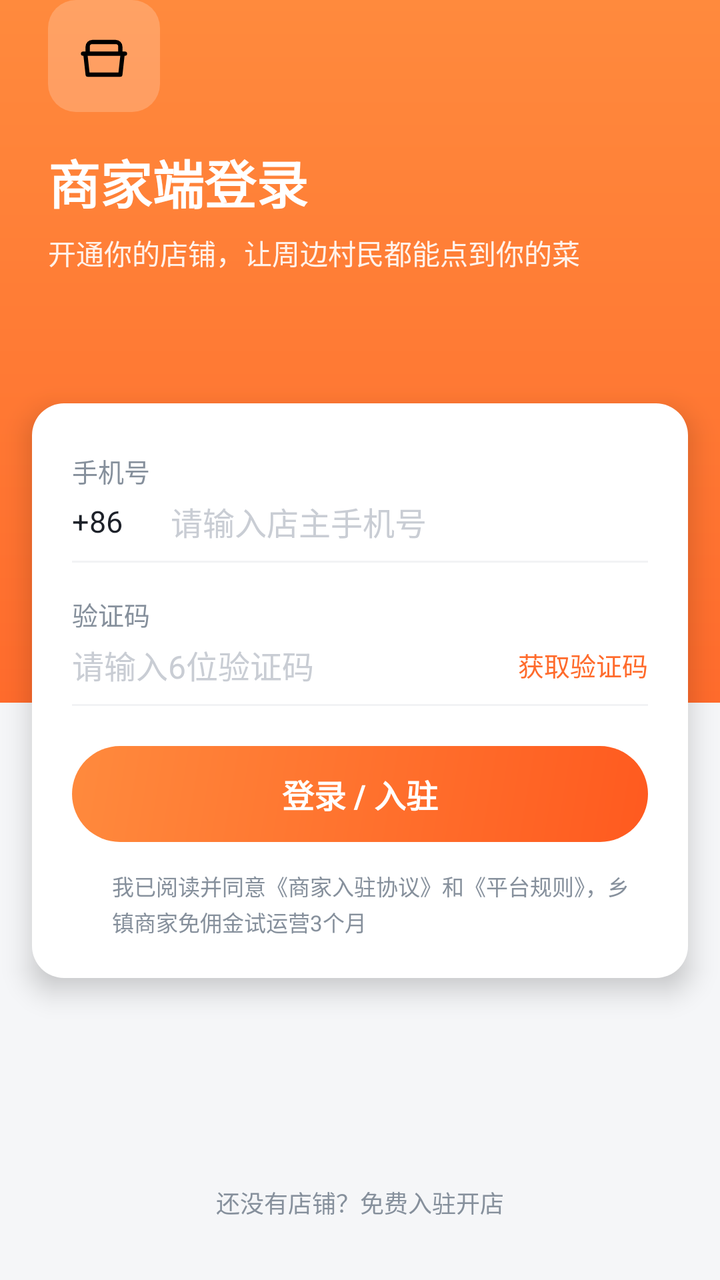
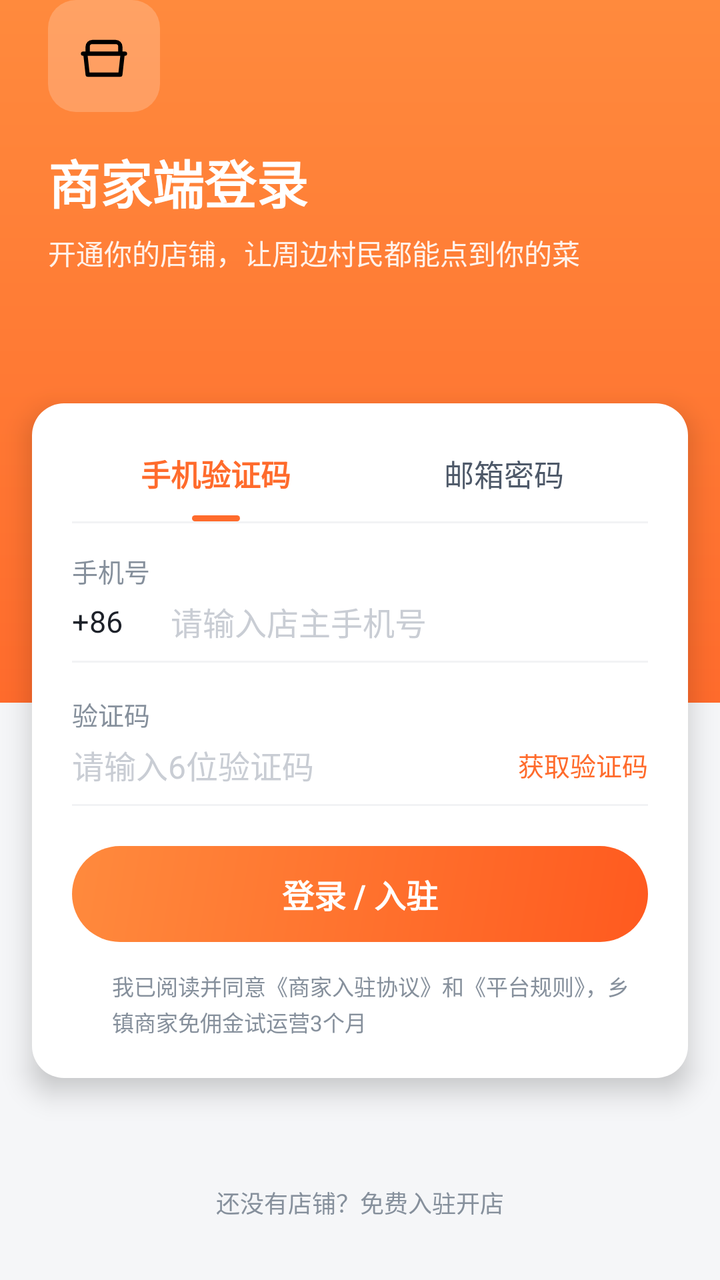

Two renders of the same Android screen: before a commit and after it. Below are the layout's source before the change and the commit's diff.
<!-- AndroidManifest.xml: activity theme Theme.DawnStore -->
<!-- res/layout/activity_login.xml -->
<?xml version="1.0" encoding="utf-8"?>
<androidx.constraintlayout.widget.ConstraintLayout xmlns:android="http://schemas.android.com/apk/res/android"
    xmlns:app="http://schemas.android.com/apk/res-auto"
    android:layout_width="match_parent"
    android:layout_height="match_parent"
    android:background="@color/bg">

    
    <View
        android:id="@+id/gradBg"
        android:layout_width="0dp"
        android:layout_height="0dp"
        android:background="@drawable/bg_top_grad"
        app:layout_constraintTop_toTopOf="parent"
        app:layout_constraintBottom_toTopOf="@id/bottomAnchor"
        app:layout_constraintStart_toStartOf="parent"
        app:layout_constraintEnd_toEndOf="parent" />

    <Space
        android:id="@+id/bottomAnchor"
        android:layout_width="0dp"
        android:layout_height="1dp"
        app:layout_constraintTop_toTopOf="parent"
        app:layout_constraintBottom_toBottomOf="parent"
        app:layout_constraintStart_toStartOf="parent"
        app:layout_constraintEnd_toEndOf="parent"
        app:layout_constraintVertical_bias="0.55" />

    
    <LinearLayout
        android:id="@+id/headerBox"
        android:layout_width="0dp"
        android:layout_height="wrap_content"
        android:orientation="vertical"
        android:paddingLeft="24dp"
        android:paddingRight="24dp"
        android:paddingBottom="30dp"
        app:layout_constraintTop_toTopOf="@id/gradBg"
        app:layout_constraintStart_toStartOf="parent"
        app:layout_constraintEnd_toEndOf="parent">

        <FrameLayout
            android:id="@+id/logo"
            android:layout_width="56dp"
            android:layout_height="56dp"
            android:background="@drawable/bg_logo">

            <ImageView
                android:layout_width="28dp"
                android:layout_height="28dp"
                android:layout_gravity="center"
                android:importantForAccessibility="no"
                android:src="@drawable/ic_shop"
                app:tint="@color/white" />
        </FrameLayout>

        <TextView
            android:id="@+id/title"
            android:layout_width="wrap_content"
            android:layout_height="wrap_content"
            android:layout_marginTop="16dp"
            android:text="商家端登录"
            android:textColor="@color/white"
            android:textSize="26sp"
            android:textStyle="bold" />

        <TextView
            android:id="@+id/subtitle"
            android:layout_width="wrap_content"
            android:layout_height="wrap_content"
            android:layout_marginTop="6dp"
            android:alpha="0.9"
            android:text="开通你的店铺，让周边村民都能点到你的菜"
            android:textColor="@color/white"
            android:textSize="14sp" />
    </LinearLayout>

    
    <LinearLayout
        android:id="@+id/formCard"
        android:layout_width="0dp"
        android:layout_height="wrap_content"
        android:layout_marginLeft="16dp"
        android:layout_marginRight="16dp"
        android:layout_marginTop="-150dp"
        android:background="@drawable/bg_card_white_16"
        android:elevation="8dp"
        android:orientation="vertical"
        android:paddingLeft="20dp"
        android:paddingRight="20dp"
        android:paddingTop="24dp"
        android:paddingBottom="20dp"
        app:layout_constraintTop_toBottomOf="@id/gradBg"
        app:layout_constraintStart_toStartOf="parent"
        app:layout_constraintEnd_toEndOf="parent">

        <TextView
            android:layout_width="wrap_content"
            android:layout_height="wrap_content"
            android:text="手机号"
            android:textColor="@color/text_tertiary"
            android:textSize="13sp" />

        <LinearLayout
            android:layout_width="match_parent"
            android:layout_height="wrap_content"
            android:layout_marginTop="4dp"
            android:gravity="center_vertical"
            android:orientation="horizontal">

            <TextView
                android:id="@+id/prefix"
                android:layout_width="wrap_content"
                android:layout_height="wrap_content"
                android:layout_marginRight="12dp"
                android:paddingRight="12dp"
                android:text="+86"
                android:textColor="@color/text_primary"
                android:textSize="15sp" />

            <EditText
                android:id="@+id/phoneInput"
                android:layout_width="0dp"
                android:layout_height="wrap_content"
                android:layout_weight="1"
                android:background="@null"
                android:hint="请输入店主手机号"
                android:importantForAutofill="no"
                android:inputType="phone"
                android:maxLength="13"
                android:textColor="@color/text_primary"
                android:textColorHint="@color/text_faint"
                android:textSize="16sp" />
        </LinearLayout>

        <View
            android:layout_width="match_parent"
            android:layout_height="1dp"
            android:layout_marginTop="8dp"
            android:background="@color/divider" />

        <TextView
            android:layout_width="wrap_content"
            android:layout_height="wrap_content"
            android:layout_marginTop="16dp"
            android:text="验证码"
            android:textColor="@color/text_tertiary"
            android:textSize="13sp" />

        <LinearLayout
            android:layout_width="match_parent"
            android:layout_height="wrap_content"
            android:layout_marginTop="4dp"
            android:gravity="center_vertical"
            android:orientation="horizontal">

            <EditText
                android:id="@+id/codeInput"
                android:layout_width="0dp"
                android:layout_height="wrap_content"
                android:layout_weight="1"
                android:background="@null"
                android:hint="请输入6位验证码"
                android:importantForAutofill="no"
                android:inputType="number"
                android:maxLength="6"
                android:textColor="@color/text_primary"
                android:textColorHint="@color/text_faint"
                android:textSize="16sp" />

            <TextView
                android:id="@+id/getCode"
                android:layout_width="wrap_content"
                android:layout_height="wrap_content"
                android:paddingLeft="8dp"
                android:text="获取验证码"
                android:textColor="@color/primary"
                android:textSize="13sp" />
        </LinearLayout>

        <View
            android:layout_width="match_parent"
            android:layout_height="1dp"
            android:layout_marginTop="8dp"
            android:background="@color/divider" />

        <TextView
            android:id="@+id/submitBtn"
            android:layout_width="match_parent"
            android:layout_height="48dp"
            android:layout_marginTop="20dp"
            android:background="@drawable/bg_btn_grad"
            android:gravity="center"
            android:text="登录 / 入驻"
            android:textColor="@color/white"
            android:textSize="16sp"
            android:textStyle="bold" />

        <LinearLayout
            android:layout_width="match_parent"
            android:layout_height="wrap_content"
            android:layout_marginTop="14dp"
            android:gravity="center_vertical"
            android:orientation="horizontal">

            <FrameLayout
                android:id="@+id/agreementCheck"
                android:layout_width="14dp"
                android:layout_height="14dp"
                android:background="@drawable/bg_switch_thumb">

                <ImageView
                    android:id="@+id/agreementCheckIcon"
                    android:layout_width="10dp"
                    android:layout_height="10dp"
                    android:layout_gravity="center"
                    android:importantForAccessibility="no"
                    android:src="@drawable/ic_check_small" />
            </FrameLayout>

            <TextView
                android:layout_width="0dp"
                android:layout_height="wrap_content"
                android:layout_marginLeft="6dp"
                android:layout_weight="1"
                android:lineSpacingExtra="2dp"
                android:text="我已阅读并同意《商家入驻协议》和《平台规则》，乡镇商家免佣金试运营3个月"
                android:textColor="@color/text_tertiary"
                android:textSize="11sp" />
        </LinearLayout>
    </LinearLayout>

    
    <TextView
        android:id="@+id/footerTip"
        android:layout_width="wrap_content"
        android:layout_height="wrap_content"
        android:paddingBottom="30dp"
        android:text="还没有店铺？免费入驻开店"
        android:textColor="@color/text_tertiary"
        android:textSize="12sp"
        app:layout_constraintBottom_toBottomOf="parent"
        app:layout_constraintEnd_toEndOf="parent"
        app:layout_constraintStart_toStartOf="parent" />
</androidx.constraintlayout.widget.ConstraintLayout>
<!-- resources referenced by this layout -->
<resources>
  <color name="bg">#F5F6F8</color>
  <color name="divider">#F2F3F5</color>
  <color name="primary">#FF6B2C</color>
  <color name="text_faint">#C9CDD4</color>
  <color name="text_primary">#1D2129</color>
  <color name="text_tertiary">#86909C</color>
  <color name="white">#FFFFFF</color>
  <!-- drawable bg_btn_grad (drawable) -->
  <?xml version="1.0" encoding="utf-8"?>
  <shape xmlns:android="http://schemas.android.com/apk/res/android">
      <corners android:radius="24dp" />
      <gradient
          android:angle="315"
          android:startColor="#FF8A3D"
          android:endColor="#FF5A1F" />
  </shape>
  <!-- drawable bg_card_white_16 (drawable) -->
  <?xml version="1.0" encoding="utf-8"?>
  <shape xmlns:android="http://schemas.android.com/apk/res/android">
      <solid android:color="@color/white" />
      <corners android:radius="16dp" />
  </shape>
  <!-- drawable bg_logo (drawable) -->
  <?xml version="1.0" encoding="utf-8"?>
  <shape xmlns:android="http://schemas.android.com/apk/res/android">
      <solid android:color="#33FFFFFF" />
      <corners android:radius="14dp" />
  </shape>
  <!-- drawable bg_switch_thumb (drawable) -->
  <?xml version="1.0" encoding="utf-8"?>
  <shape xmlns:android="http://schemas.android.com/apk/res/android"
      android:shape="oval">
      <solid android:color="@color/white" />
  </shape>
  <!-- drawable bg_top_grad (drawable) -->
  <?xml version="1.0" encoding="utf-8"?>
  <shape xmlns:android="http://schemas.android.com/apk/res/android">
      <gradient
          android:angle="270"
          android:startColor="#FF8A3D"
          android:endColor="#FF6B2C" />
  </shape>
  <!-- drawable ic_check_small (drawable) -->
  <?xml version="1.0" encoding="utf-8"?>
  <vector xmlns:android="http://schemas.android.com/apk/res/android"
      android:width="24dp" android:height="24dp"
      android:viewportWidth="24" android:viewportHeight="24">
      <path
          android:fillColor="@android:color/transparent"
          android:strokeColor="#FFFFFF"
          android:strokeWidth="3"
          android:strokeLineCap="round"
          android:strokeLineJoin="round"
          android:pathData="M20 6L9 17l-5-5" />
  </vector>
  <!-- drawable ic_shop (drawable) -->
  <?xml version="1.0" encoding="utf-8"?>
  <vector xmlns:android="http://schemas.android.com/apk/res/android"
      android:width="24dp" android:height="24dp"
      android:viewportWidth="24" android:viewportHeight="24">
      <path
          android:fillColor="@android:color/transparent"
          android:strokeColor="#FF000000"
          android:strokeWidth="1.8"
          android:strokeLineCap="round"
          android:strokeLineJoin="round"
          android:pathData="M3 11h18M5 11V8a2 2 0 0 1 2-2h10a2 2 0 0 1 2 2v3M4 11l1 9h14l1-9" />
  </vector>
  <style name="Theme.DawnStore" parent="Theme.AppCompat.Light.NoActionBar">
          <item name="android:windowBackground">@color/bg</item>
          <item name="android:statusBarColor">@android:color/transparent</item>
          <item name="android:navigationBarColor">@color/white</item>
          <item name="android:windowLightStatusBar">false</item>
          <item name="colorPrimary">@color/primary</item>
          <item name="colorPrimaryDark">@color/primary_deep</item>
          <item name="colorAccent">@color/primary</item>
          <item name="android:textColorPrimary">@color/text_primary</item>
          <item name="android:textColorSecondary">@color/text_secondary</item>
      </style>
  <color name="primary_deep">#FF5A1F</color>
  <color name="text_secondary">#4E5969</color>
</resources>

<!-- the commit's change to res/layout/activity_login.xml (unified diff, before → after) -->
@@ -88,101 +88,269 @@
         android:orientation="vertical"
         android:paddingLeft="20dp"
         android:paddingRight="20dp"
-        android:paddingTop="24dp"
+        android:paddingTop="16dp"
         android:paddingBottom="20dp"
         app:layout_constraintTop_toBottomOf="@id/gradBg"
         app:layout_constraintStart_toStartOf="parent"
         app:layout_constraintEnd_toEndOf="parent">
 
-        <TextView
-            android:layout_width="wrap_content"
-            android:layout_height="wrap_content"
-            android:text="手机号"
-            android:textColor="@color/text_tertiary"
-            android:textSize="13sp" />
-
+        
         <LinearLayout
-            android:layout_width="match_parent"
-            android:layout_height="wrap_content"
-            android:layout_marginTop="4dp"
-            android:gravity="center_vertical"
+            android:id="@+id/loginTabs"
+            android:layout_width="match_parent"
+            android:layout_height="wrap_content"
             android:orientation="horizontal">
 
-            <TextView
-                android:id="@+id/prefix"
+            <LinearLayout
+                android:id="@+id/tabPhone"
+                android:layout_width="0dp"
+                android:layout_height="wrap_content"
+                android:layout_weight="1"
+                android:clickable="true"
+                android:focusable="true"
+                android:gravity="center_horizontal"
+                android:orientation="vertical">
+
+                <TextView
+                    android:id="@+id/tabPhoneText"
+                    android:layout_width="wrap_content"
+                    android:layout_height="wrap_content"
+                    android:paddingTop="8dp"
+                    android:paddingBottom="10dp"
+                    android:text="手机验证码"
+                    android:textColor="@color/primary"
+                    android:textSize="15sp"
+                    android:textStyle="bold" />
+
+                <View
+                    android:id="@+id/tabPhoneLine"
+                    android:layout_width="24dp"
+                    android:layout_height="3dp"
+                    android:background="@drawable/bg_btn_primary_22" />
+            </LinearLayout>
+
+            <LinearLayout
+                android:id="@+id/tabEmail"
+                android:layout_width="0dp"
+                android:layout_height="wrap_content"
+                android:layout_weight="1"
+                android:clickable="true"
+                android:focusable="true"
+                android:gravity="center_horizontal"
+                android:orientation="vertical">
+
+                <TextView
+                    android:id="@+id/tabEmailText"
+                    android:layout_width="wrap_content"
+                    android:layout_height="wrap_content"
+                    android:paddingTop="8dp"
+                    android:paddingBottom="10dp"
+                    android:text="邮箱密码"
+                    android:textColor="@color/text_secondary"
+                    android:textSize="15sp" />
+
+                <View
+                    android:id="@+id/tabEmailLine"
+                    android:layout_width="24dp"
+                    android:layout_height="3dp"
+                    android:background="@drawable/bg_btn_primary_22"
+                    android:visibility="invisible" />
+            </LinearLayout>
+        </LinearLayout>
+
+        <View
+            android:layout_width="match_parent"
+            android:layout_height="1dp"
+            android:layout_marginBottom="14dp"
+            android:background="@color/divider" />
+
+        
+        <LinearLayout
+            android:id="@+id/phoneGroup"
+            android:layout_width="match_parent"
+            android:layout_height="wrap_content"
+            android:orientation="vertical">
+
+            <TextView
                 android:layout_width="wrap_content"
                 android:layout_height="wrap_content"
-                android:layout_marginRight="12dp"
-                android:paddingRight="12dp"
-                android:text="+86"
-                android:textColor="@color/text_primary"
-                android:textSize="15sp" />
+                android:text="手机号"
+                android:textColor="@color/text_tertiary"
+                android:textSize="13sp" />
+
+            <LinearLayout
+                android:layout_width="match_parent"
+                android:layout_height="wrap_content"
+                android:layout_marginTop="4dp"
+                android:gravity="center_vertical"
+                android:orientation="horizontal">
+
+                <TextView
+                    android:id="@+id/prefix"
+                    android:layout_width="wrap_content"
+                    android:layout_height="wrap_content"
+                    android:layout_marginRight="12dp"
+                    android:paddingRight="12dp"
+                    android:text="+86"
+                    android:textColor="@color/text_primary"
+                    android:textSize="15sp" />
+
+                <EditText
+                    android:id="@+id/phoneInput"
+                    android:layout_width="0dp"
+                    android:layout_height="wrap_content"
+                    android:layout_weight="1"
+                    android:background="@null"
+                    android:hint="请输入店主手机号"
+                    android:importantForAutofill="no"
+                    android:inputType="phone"
+                    android:maxLength="13"
+                    android:textColor="@color/text_primary"
+                    android:textColorHint="@color/text_faint"
+                    android:textSize="16sp" />
+            </LinearLayout>
+
+            <View
+                android:layout_width="match_parent"
+                android:layout_height="1dp"
+                android:layout_marginTop="8dp"
+                android:background="@color/divider" />
+
+            <TextView
+                android:layout_width="wrap_content"
+                android:layout_height="wrap_content"
+                android:layout_marginTop="16dp"
+                android:text="验证码"
+                android:textColor="@color/text_tertiary"
+                android:textSize="13sp" />
+
+            <LinearLayout
+                android:layout_width="match_parent"
+                android:layout_height="wrap_content"
+                android:layout_marginTop="4dp"
+                android:gravity="center_vertical"
+                android:orientation="horizontal">
+
+                <EditText
+                    android:id="@+id/codeInput"
+                    android:layout_width="0dp"
+                    android:layout_height="wrap_content"
+                    android:layout_weight="1"
+                    android:background="@null"
+                    android:hint="请输入6位验证码"
+                    android:importantForAutofill="no"
+                    android:inputType="number"
+                    android:maxLength="6"
+                    android:textColor="@color/text_primary"
+                    android:textColorHint="@color/text_faint"
+                    android:textSize="16sp" />
+
+                <TextView
+                    android:id="@+id/getCode"
+                    android:layout_width="wrap_content"
+                    android:layout_height="wrap_content"
+                    android:paddingLeft="8dp"
+                    android:text="获取验证码"
+                    android:textColor="@color/primary"
+                    android:textSize="13sp" />
+            </LinearLayout>
+
+            <View
+                android:layout_width="match_parent"
+                android:layout_height="1dp"
+                android:layout_marginTop="8dp"
+                android:background="@color/divider" />
+        </LinearLayout>
+
+        
+        <LinearLayout
+            android:id="@+id/emailGroup"
+            android:layout_width="match_parent"
+            android:layout_height="wrap_content"
+            android:orientation="vertical"
+            android:visibility="gone">
+
+            <TextView
+                android:layout_width="wrap_content"
+                android:layout_height="wrap_content"
+                android:text="商家账号"
+                android:textColor="@color/text_tertiary"
+                android:textSize="13sp" />
 
             <EditText
-                android:id="@+id/phoneInput"
-                android:layout_width="0dp"
-                android:layout_height="wrap_content"
-                android:layout_weight="1"
+                android:id="@+id/emailInput"
+                android:layout_width="match_parent"
+                android:layout_height="wrap_content"
+                android:layout_marginTop="4dp"
                 android:background="@null"
-                android:hint="请输入店主手机号"
+                android:hint="邮箱 / 手机号"
                 android:importantForAutofill="no"
-                android:inputType="phone"
-                android:maxLength="13"
+                android:inputType="textEmailAddress"
+                android:paddingTop="6dp"
+                android:paddingBottom="10dp"
                 android:textColor="@color/text_primary"
                 android:textColorHint="@color/text_faint"
                 android:textSize="16sp" />
+
+            <View
+                android:layout_width="match_parent"
+                android:layout_height="1dp"
+                android:background="@color/divider" />
+
+            <TextView
+                android:layout_width="wrap_content"
+                android:layout_height="wrap_content"
+                android:layout_marginTop="16dp"
+                android:text="密码"
+                android:textColor="@color/text_tertiary"
+                android:textSize="13sp" />
+
+            <LinearLayout
+                android:layout_width="match_parent"
+                android:layout_height="wrap_content"
+                android:layout_marginTop="4dp"
+                android:gravity="center_vertical"
+                android:orientation="horizontal">
+
+                <EditText
+                    android:id="@+id/passwordInput"
+                    android:layout_width="0dp"
+                    android:layout_height="wrap_content"
+                    android:layout_weight="1"
+                    android:background="@null"
+                    android:hint="请输入登录密码"
+                    android:importantForAutofill="no"
+                    android:inputType="textPassword"
+                    android:paddingTop="6dp"
+                    android:paddingBottom="10dp"
+                    android:textColor="@color/text_primary"
+                    android:textColorHint="@color/text_faint"
+                    android:textSize="16sp" />
+
+                <TextView
+                    android:id="@+id/passwordToggle"
+                    android:layout_width="wrap_content"
+                    android:layout_height="wrap_content"
+                    android:paddingLeft="8dp"
+                    android:text="显示"
+                    android:textColor="@color/text_tertiary"
+                    android:textSize="12sp" />
+            </LinearLayout>
+
+            <View
+                android:layout_width="match_parent"
+                android:layout_height="1dp"
+                android:background="@color/divider" />
+
+            <TextView
+                android:layout_width="match_parent"
+                android:layout_height="wrap_content"
+                android:layout_marginTop="10dp"
+                android:lineSpacingExtra="2dp"
+                android:text="邮箱密码登录直连平台接口；商家账号由平台运营开通"
+                android:textColor="@color/text_tertiary"
+                android:textSize="11sp" />
         </LinearLayout>
-
-        <View
-            android:layout_width="match_parent"
-            android:layout_height="1dp"
-            android:layout_marginTop="8dp"
-            android:background="@color/divider" />
-
-        <TextView
-            android:layout_width="wrap_content"
-            android:layout_height="wrap_content"
-            android:layout_marginTop="16dp"
-            android:text="验证码"
-            android:textColor="@color/text_tertiary"
-            android:textSize="13sp" />
-
-        <LinearLayout
-            android:layout_width="match_parent"
-            android:layout_height="wrap_content"
-            android:layout_marginTop="4dp"
-            android:gravity="center_vertical"
-            android:orientation="horizontal">
-
-            <EditText
-                android:id="@+id/codeInput"
-                android:layout_width="0dp"
-                android:layout_height="wrap_content"
-                android:layout_weight="1"
-                android:background="@null"
-                android:hint="请输入6位验证码"
-                android:importantForAutofill="no"
-                android:inputType="number"
-                android:maxLength="6"
-                android:textColor="@color/text_primary"
-                android:textColorHint="@color/text_faint"
-                android:textSize="16sp" />
-
-            <TextView
-                android:id="@+id/getCode"
-                android:layout_width="wrap_content"
-                android:layout_height="wrap_content"
-                android:paddingLeft="8dp"
-                android:text="获取验证码"
-                android:textColor="@color/primary"
-                android:textSize="13sp" />
-        </LinearLayout>
-
-        <View
-            android:layout_width="match_parent"
-            android:layout_height="1dp"
-            android:layout_marginTop="8dp"
-            android:background="@color/divider" />
 
         <TextView
             android:id="@+id/submitBtn"
<!-- resource entries referenced after the edit -->
@@ -15,6 +15,12 @@
           android:angle="315"
           android:startColor="#FF8A3D"
           android:endColor="#FF5A1F" />
+  </shape>
+  <!-- drawable bg_btn_primary_22 (drawable) -->
+  <?xml version="1.0" encoding="utf-8"?>
+  <shape xmlns:android="http://schemas.android.com/apk/res/android">
+      <solid android:color="@color/primary" />
+      <corners android:radius="22dp" />
   </shape>
   <!-- drawable bg_card_white_16 (drawable) -->
   <?xml version="1.0" encoding="utf-8"?>
